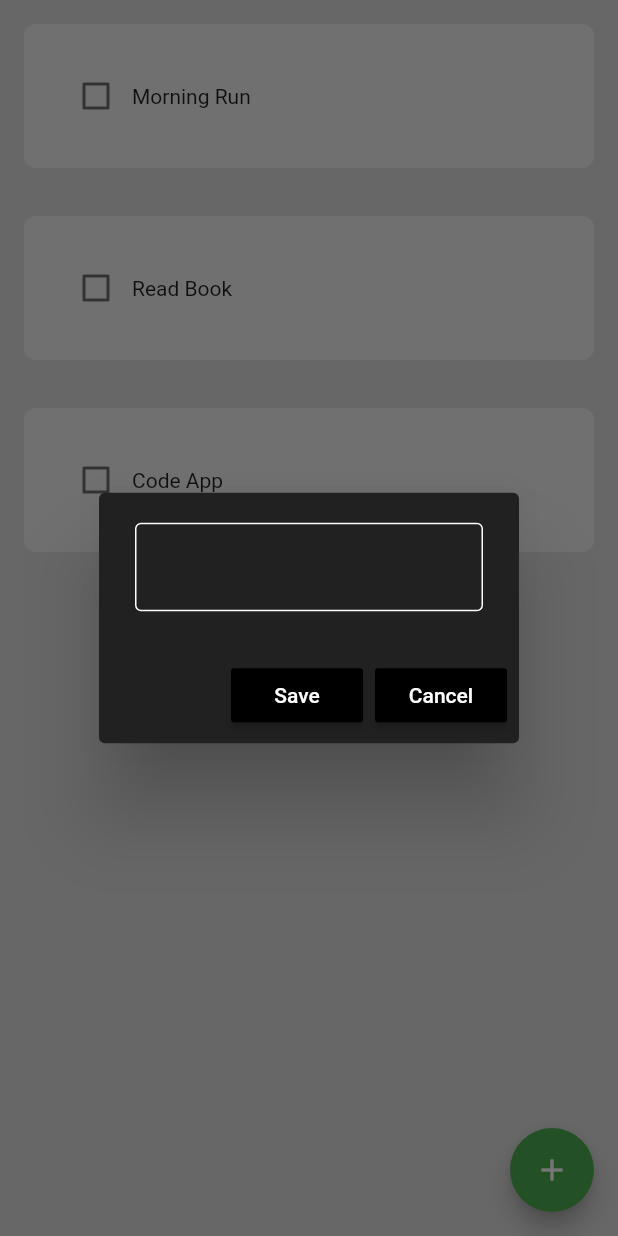
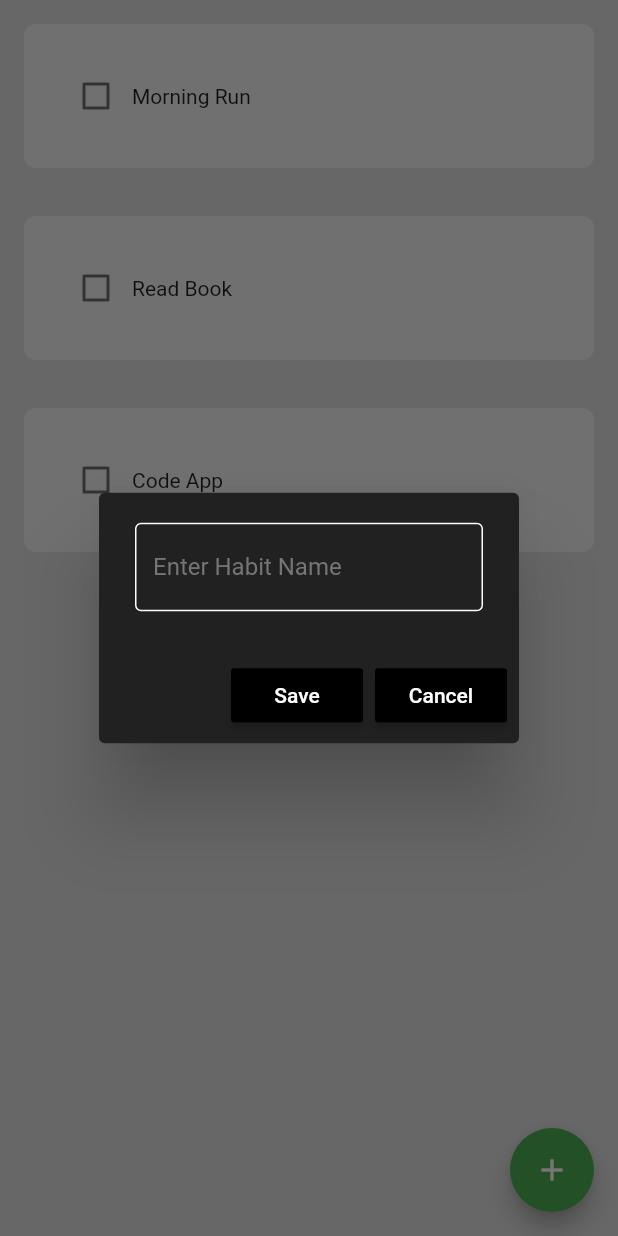
Before and after one commit to itsmohsin/habit_tracker, a Flutter app: the screen it shows after launch, after a tap on the "add" icon, on a phone screen of 412 x 824 dp. Run offline on Flutter 3.47's test engine with Material 2 defaults, Android fonts, the phone set to English and light mode, and no system bars; drawn by our look-alikes of flutter_slidable.

Commit message:
done with ui

```diff
--- a/lib/components/habit_tile.dart
+++ b/lib/components/habit_tile.dart
@@ -1,20 +1,46 @@
 import 'package:flutter/material.dart';
+import 'package:flutter_slidable/flutter_slidable.dart';
 
 class HabitTile extends StatelessWidget {
   final String habitName;
   final bool habitCompleted;
   final Function(bool?)? onChanged;
+  final Function(BuildContext)? settingsTapped;
+  final Function(BuildContext)? deleteTapped;
 
   const HabitTile(
       {super.key,
       required this.habitName,
       required this.habitCompleted,
-      this.onChanged});
+      this.onChanged,
+      this.settingsTapped,
+      this.deleteTapped});
 
   @override
   Widget build(BuildContext context) {
     return Padding(
       padding: const EdgeInsets.all(16.0),
+      child: Slidable(
+        endActionPane: ActionPane(
+          motion: const StretchMotion(),
+          children: [
+            // setting option
+            SlidableAction(
+              onPressed: settingsTapped,
+              backgroundColor: Colors.grey.shade800,
+              icon: Icons.settings,
+              borderRadius: BorderRadius.circular(12),
+            ),
+
+            // delete option
+            SlidableAction(
+              onPressed: deleteTapped,
+              backgroundColor: Colors.red.shade400,
+              icon: Icons.delete,
+              borderRadius: BorderRadius.circular(12),
+            ),
+          ],
+        ),
         child: Container(
           padding: EdgeInsets.all(24),
           decoration: BoxDecoration(
@@ -34,6 +60,7 @@ class HabitTile extends StatelessWidget {
             ],
           ),
         ),
+      ),
     );
   }
 }
--- a/lib/components/new_habit_box.dart
+++ b/lib/components/my_alert_box.dart
@@ -1,15 +1,17 @@
 import 'package:flutter/material.dart';
 
-class EnterNewHabitBox extends StatelessWidget {
+class MyAlertBox extends StatelessWidget {
   final controller;
   final VoidCallback onSave;
   final VoidCallback onCancel;
+  final String hintText;
 
-  const EnterNewHabitBox(
+  const MyAlertBox(
       {super.key,
       this.controller,
       required this.onSave,
-      required this.onCancel});
+      required this.onCancel,
+      required this.hintText});
 
   @override
   Widget build(BuildContext context) {
@@ -17,12 +19,14 @@ class EnterNewHabitBox extends StatelessWidget {
       backgroundColor: Colors.grey[900],
       content: TextField(
         controller: controller,
-        style: const TextStyle(color: Colors.white),
-        decoration: const InputDecoration(
-          enabledBorder:
-              OutlineInputBorder(borderSide: BorderSide(color: Colors.white)),
-          focusedBorder:
-              OutlineInputBorder(borderSide: BorderSide(color: Colors.white)),
+        style: const TextStyle(color: Color.fromRGBO(225, 225, 225, 1)),
+        decoration: InputDecoration(
+          hintText: hintText,
+          hintStyle: TextStyle(color: Colors.grey[600]),
+          enabledBorder: const OutlineInputBorder(
+              borderSide: BorderSide(color: Colors.white)),
+          focusedBorder: const OutlineInputBorder(
+              borderSide: BorderSide(color: Colors.white)),
         ),
       ),
       actions: [
--- a/pubspec.yaml
+++ b/pubspec.yaml
@@ -35,6 +35,8 @@ dependencies:
   # The following adds the Cupertino Icons font to your application.
   # Use with the CupertinoIcons class for iOS style icons.
   cupertino_icons: ^1.0.2
+  flutter_slidable: ^3.0.0
+  hive_flutter: ^1.1.0
 
 dev_dependencies:
   flutter_test:
```
Also changed, not shown: lib/pages/home_page.dart (+39 -4 lines), pubspec.lock. Lines whose indentation alone changed are shown as unchanged.
